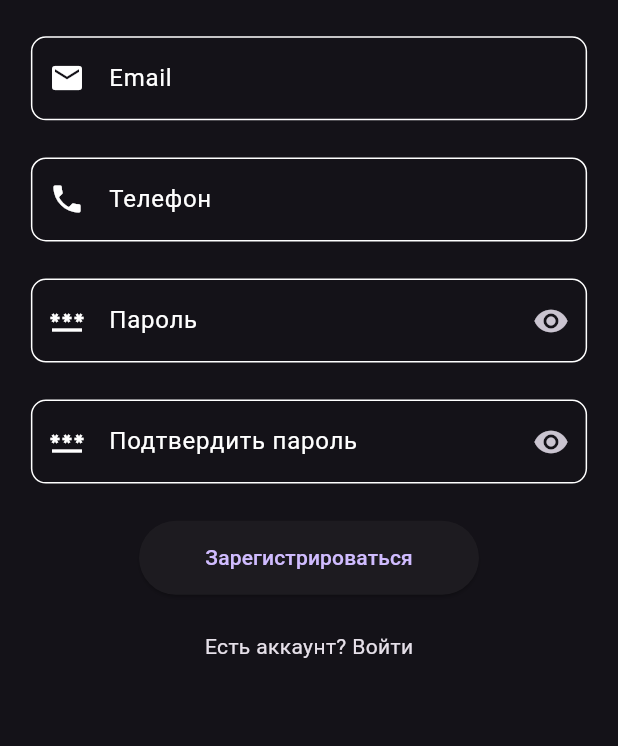
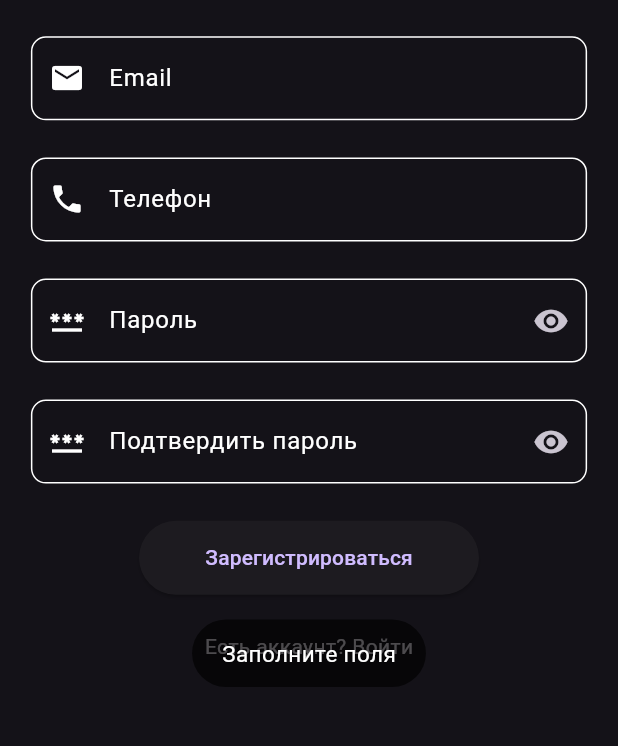
Before and after one commit to DegasiPilot/RestaurantFlutter, a Flutter app: the RegistrationPage screen opened by its route, after a tap on "Зарегистрироваться", on a phone screen of 412 x 824 dp, the part 453-1199 px from its top. Run offline on Flutter 3.47's test engine with Material 3 defaults, Android fonts, the phone set to English and light mode, and no system bars; our stand-ins replace cloud_firestore, firebase_auth, firebase_core, toast; accounts and stored records are empty.

```diff
--- a/lib/pages/reg_page.dart
+++ b/lib/pages/reg_page.dart
@@ -1,4 +1,7 @@
 import 'package:flutter/material.dart';
+import 'package:flutter_application_1/database/auth/service.dart';
+import 'package:flutter_application_1/database/auth/users_collection.dart';
+import 'package:toast/toast.dart';
 
 class RegistrationPage extends StatefulWidget {
   const RegistrationPage({super.key});
@@ -11,8 +14,17 @@ class _RegistrationPageState extends State<RegistrationPage> {
   bool passwordVisibility = false;
   bool passwordConfirmVisibility = false;
 
+  TextEditingController nameController = TextEditingController();
+  TextEditingController emailController = TextEditingController();
+  TextEditingController passwordController = TextEditingController();
+  TextEditingController phoneController = TextEditingController();
+  TextEditingController passwordConfirmController = TextEditingController();
+  AuthService auth = AuthService();
+  UsersCollection users = UsersCollection();
+
   @override
   Widget build(BuildContext context) {
+    ToastContext().init(context);
     return Scaffold(
  body:
       Center(
@@ -24,6 +36,7 @@ class _RegistrationPageState extends State<RegistrationPage> {
             SizedBox(
               width: MediaQuery.of(context).size.width*0.9,
               child: TextField(
+                controller: nameController,
                 cursorColor: Colors.white,
                 decoration: InputDecoration(
                   labelText: 'Никнейм',
@@ -55,6 +68,7 @@ class _RegistrationPageState extends State<RegistrationPage> {
             SizedBox(
               width: MediaQuery.of(context).size.width*0.9,
               child: TextField(
+                controller: emailController,
                 cursorColor: Colors.white,
                 decoration: InputDecoration(
                   labelText: 'Email',
@@ -86,6 +100,7 @@ class _RegistrationPageState extends State<RegistrationPage> {
             SizedBox(
               width: MediaQuery.of(context).size.width*0.9,
               child: TextField(
+                controller: phoneController,
                 cursorColor: Colors.white,
                 decoration: InputDecoration(
                   labelText: 'Телефон',
@@ -118,6 +133,7 @@ class _RegistrationPageState extends State<RegistrationPage> {
               width: MediaQuery.of(context).size.width*0.9,
               child: TextField(
                 obscureText: !passwordVisibility,
+                controller: passwordController,
                 cursorColor: Colors.white,
                 decoration: InputDecoration(
                   labelText: 'Пароль',
@@ -160,6 +176,7 @@ class _RegistrationPageState extends State<RegistrationPage> {
               width: MediaQuery.of(context).size.width*0.9,
               child: TextField(
                 obscureText: !passwordConfirmVisibility,
+                controller: passwordConfirmController,
                 cursorColor: Colors.white,
                 decoration: InputDecoration(
                   labelText: 'Подтвердить пароль',
@@ -201,7 +218,34 @@ class _RegistrationPageState extends State<RegistrationPage> {
             SizedBox(
               height: MediaQuery.of(context).size.height*0.06,
               width: MediaQuery.of(context).size.width*0.55,
-              child: ElevatedButton(onPressed:(){} ,child:const Text('Зарегистрироваться') ,),
+              child: ElevatedButton(child:const Text('Зарегистрироваться') ,
+              onPressed: () async {
+                    if (nameController.text.isEmpty ||
+                        emailController.text.isEmpty ||
+                        phoneController.text.isEmpty ||
+                        passwordController.text.isEmpty ||
+                        passwordConfirmController.text.isEmpty) {
+                      Toast.show('Заполните поля');
+                    } else {
+                      if (passwordConfirmController.text == passwordController.text) {
+                        var usersVar = await auth.signUp(
+                            emailController.text, passwordController.text);
+                        if (usersVar != null) {
+                          await users.addUserCollection(
+                              usersVar.id!,
+                              emailController.text,
+                              phoneController.text,
+                              nameController.text,
+                              passwordController.text);
+                        } else {
+                          Toast.show('Проверьте правильность данных');
+                        }
+                      } else {
+                        Toast.show('Пароли не совпадают');
+                      }
+                    }
+                  },
+              ),
             ),
             SizedBox(
               height: MediaQuery.of(context).size.height*0.03,
```
Also changed, not shown: lib/database/auth/users_collection.dart (added, +46 -0 lines).
